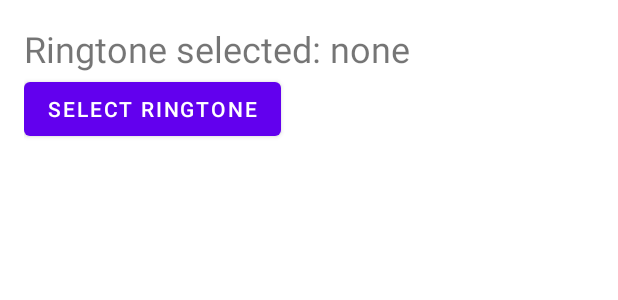
After one commit to haidonglethqb/pothole, an Android app: the layout activity_alert_sound_setting.xml on its own in the app's theme, with its tools: preview values and no code run, on a phone screen of 412 x 824 dp. The commit adds this screen. Shown: the top 300 px of the screen. Run offline under Robolectric (Android 15) with nearby library versions, the phone set to English and light mode, and no system bars.

Commit message:
update ringtone

```diff
--- /dev/null
+++ b/app/src/main/res/layout/activity_alert_sound_setting.xml
@@ -0,0 +1,21 @@
+<?xml version="1.0" encoding="utf-8"?>
+<LinearLayout xmlns:android="http://schemas.android.com/apk/res/android"
+    android:id="@+id/main"
+    android:layout_width="match_parent"
+    android:layout_height="match_parent"
+    android:orientation="vertical"
+    android:padding="16dp">
+
+    <TextView
+        android:id="@+id/selected_ringtone"
+        android:layout_width="wrap_content"
+        android:layout_height="wrap_content"
+        android:text="Ringtone selected: none"
+        android:textSize="24sp" />
+
+    <Button
+        android:id="@+id/bt_select_ringtone"
+        android:layout_width="wrap_content"
+        android:layout_height="wrap_content"
+        android:text="Select Ringtone" />
+</LinearLayout>
```
Also changed, not shown: app/src/main/AndroidManifest.xml (+62 -23 lines), app/src/main/java/com/example/pothole/Other/Accelerometer.java (+30 -1 lines), app/src/main/java/com/example/pothole/Other/AccelerometerService.java (+32 -1 lines), app/src/main/java/com/example/pothole/SettingScreen/AlertSound_Setting.java (added, +71 -0 lines), app/src/main/java/com/example/pothole/SettingScreen/Settings.java (+8 -1 lines), app/src/main/res/values/strings.xml (indentation only).
